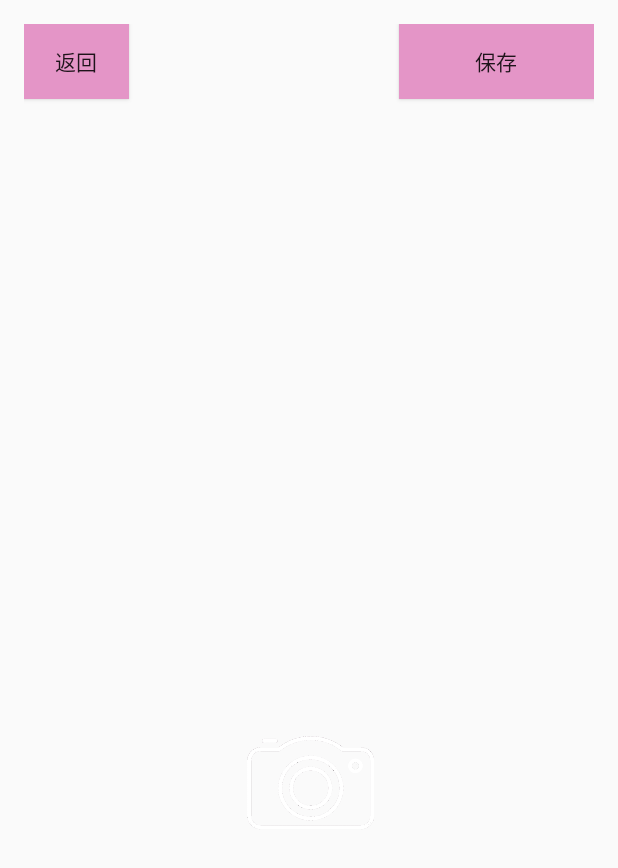
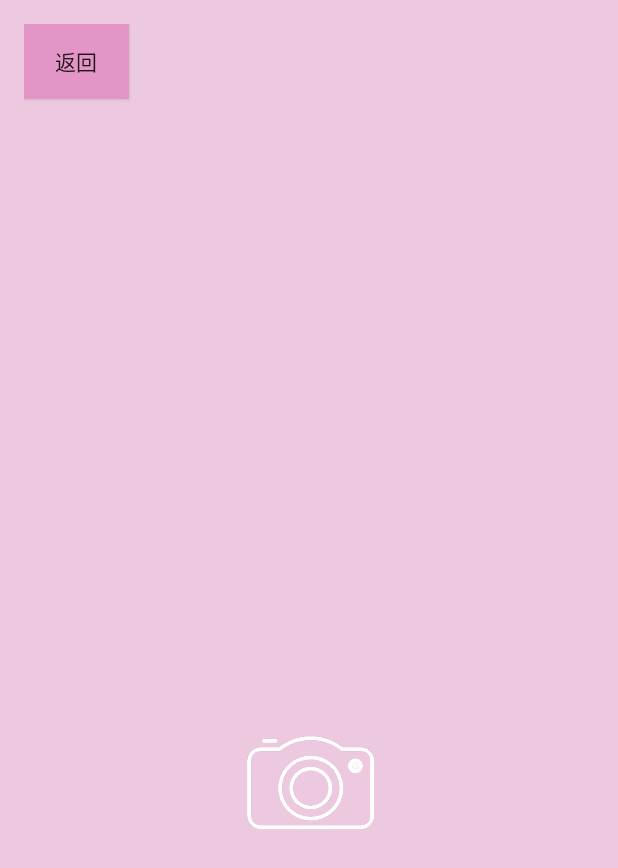
Before and after one commit to shwjn515/TraceHUB, an Android app: the layout shangchuan.xml on its own in the app's theme, with its tools: preview values and no code run, on a phone screen of 412 x 824 dp. Shown: the top 868 px of the screen. Run offline under Robolectric (Android 15) with nearby library versions, the phone set to English and light mode, and no system bars.

Commit message:
拍照功能实现

```diff
--- a/app/src/main/AndroidManifest.xml
+++ b/app/src/main/AndroidManifest.xml
@@ -61,6 +61,11 @@
                 <action android:name="android.intent.action.VIEW" />
             </intent-filter>
         </activity>
+        <activity android:name=".ui.home.photo">
+            <intent-filter>
+                <action android:name="android.intent.action.VIEW" />
+            </intent-filter>
+        </activity>
         <activity
             android:name=".MainActivity"
             android:label="@string/app_name">
--- a/app/src/main/java/edu/scse/tracehub/ui/home/HomeFragment.java
+++ b/app/src/main/java/edu/scse/tracehub/ui/home/HomeFragment.java
@@ -89,8 +89,8 @@ public class HomeFragment extends Fragment implements LocationSource {
         mphoto.setOnClickListener(new View.OnClickListener(){
             @Override
             public void onClick(View v) {
-                Navigation.findNavController(getView()).navigate(R.id.action_navigation_home_to_photo);
-
+                Intent intent = new Intent(getActivity(),photo.class);
+                startActivity(intent);
             }
         });
         return view;
--- a/app/src/main/res/layout/shangchuan.xml
+++ b/app/src/main/res/layout/shangchuan.xml
@@ -3,6 +3,7 @@
     xmlns:tools="http://schemas.android.com/tools"
     android:layout_width="match_parent"
     android:layout_height="match_parent"
+    android:background="@color/saswell_pink"
     android:paddingBottom="@dimen/activity_vertical_margin"
     android:paddingLeft="@dimen/activity_horizontal_margin"
     android:paddingRight="@dimen/activity_horizontal_margin"
@@ -19,19 +20,9 @@
         android:background="@color/saswell_pink2"
         android:text="返回" />
 
-    <Button
-        android:id="@+id/tuku"
-        android:layout_width="70dp"
-        android:layout_height="50dp"
-        android:layout_alignParentRight="true"
-        android:layout_marginStart="180dp"
-        android:layout_marginTop="0dp"
-        android:layout_toEndOf="@+id/back2"
-        android:background="@color/saswell_pink2"
-        android:text="保存" />
 
-    <Button
-        android:id="@+id/photo"
+    <ImageView
+        android:id="@+id/ivCamera"
         android:layout_width="110dp"
         android:layout_height="109dp"
         android:layout_centerHorizontal="true"
@@ -39,7 +30,7 @@
         android:background="@drawable/photo"/>
 
     <ImageView
-        android:id="@+id/imageView1"
+        android:id="@+id/ivPhoto"
         android:layout_width="367dp"
         android:layout_height="257dp"
         android:layout_alignParentStart="true"
@@ -52,4 +43,5 @@
         android:layout_marginEnd="16dp"
         android:layout_marginBottom="324dp" />
 
+
 </RelativeLayout>
```
Also changed, not shown: app/src/main/java/edu/scse/tracehub/ui/home/photo.java (+182 -34 lines).
